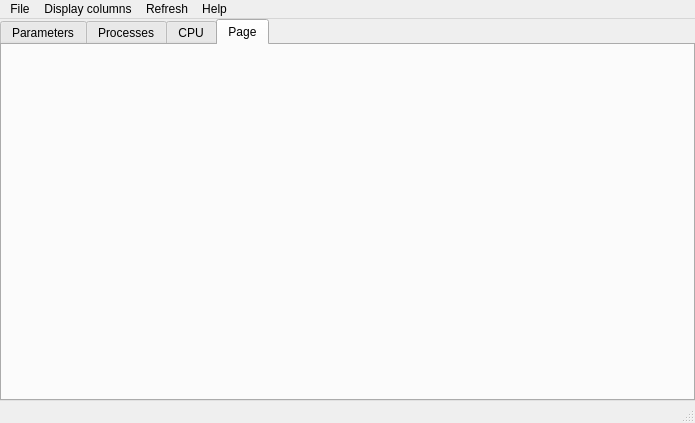
Above: KernelHacker/mainwindow.ui from benapetr/KernelHacker before the change. Below: the same form after it.
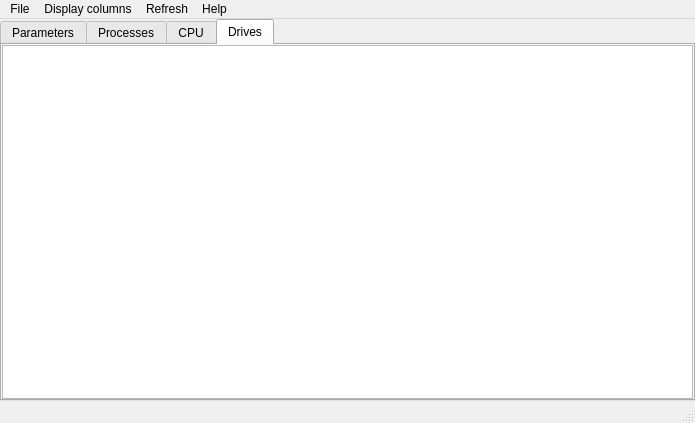
That is the form after the change. The open tabs and pages were chosen to show the change.

What changed in the file:
```diff
--- a/KernelHacker/mainwindow.ui
+++ b/KernelHacker/mainwindow.ui
@@ -246,8 +246,34 @@
       </widget>
       <widget class="QWidget" name="tab_4">
        <attribute name="title">
-        <string>Page</string>
+        <string>Drives</string>
        </attribute>
+       <layout class="QHBoxLayout" name="horizontalLayout">
+        <property name="leftMargin">
+         <number>0</number>
+        </property>
+        <property name="topMargin">
+         <number>0</number>
+        </property>
+        <property name="rightMargin">
+         <number>0</number>
+        </property>
+        <property name="bottomMargin">
+         <number>0</number>
+        </property>
+        <item>
+         <widget class="QTextEdit" name="textEdit_2">
+          <property name="font">
+           <font>
+            <kerning>false</kerning>
+           </font>
+          </property>
+          <property name="readOnly">
+           <bool>true</bool>
+          </property>
+         </widget>
+        </item>
+       </layout>
       </widget>
      </widget>
     </item>
```
Left out of the diff: 1 changed line with no effect on the pictures.
